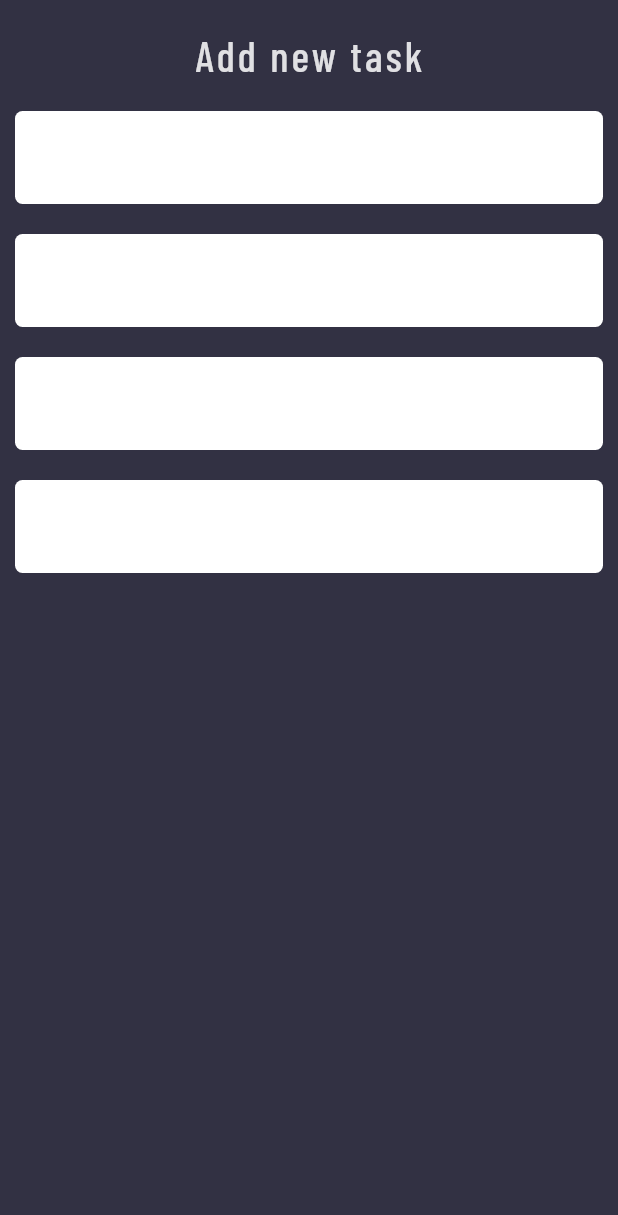
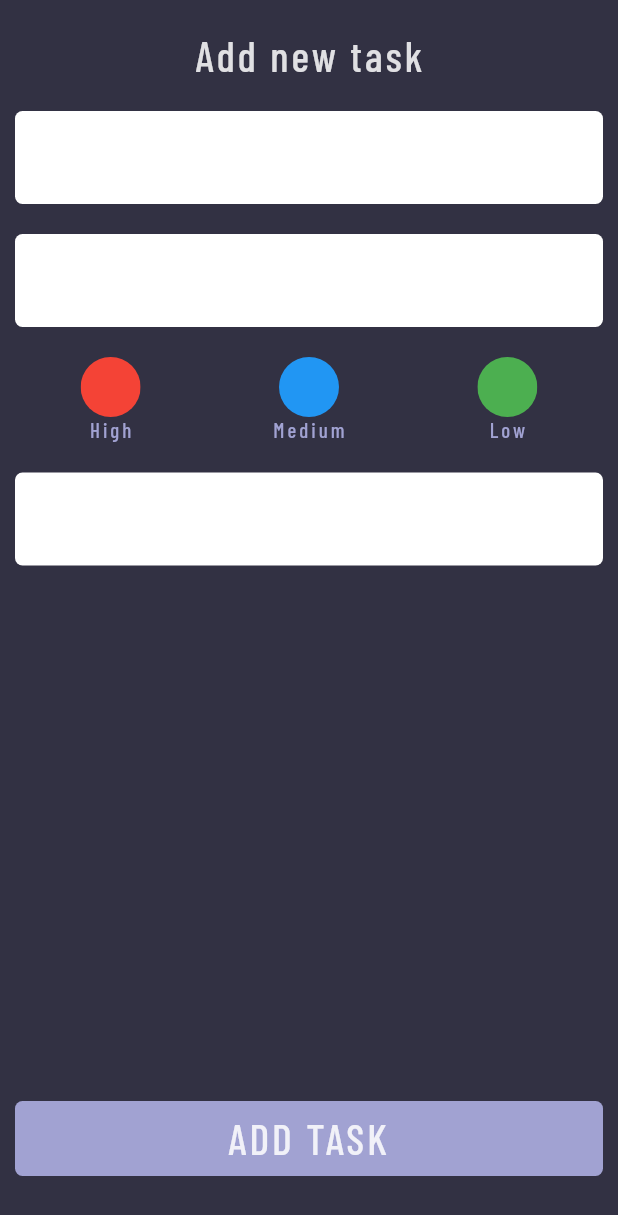
Before and after one commit to nipunvv/BucketList, a Flutter app: the AddTask screen opened directly, on a phone screen of 412 x 824 dp. Shown: the top 1215 px of the screen. Run offline on Flutter 3.47's test engine with Material 2 defaults, Android fonts, the phone set to English and light mode, and no system bars; our stand-ins replace google_fonts.

Commit message:
UI changes in task creation screen

```diff
--- a/lib/constants.dart
+++ b/lib/constants.dart
@@ -2,3 +2,4 @@ import 'package:flutter/material.dart';
 
 Color primaryColor = Color(0xff323143);
 Color secondaryColor = Color(0xff303043);
+Color buttonColor = Color(0xff323143);
--- a/lib/screens/add_task.dart
+++ b/lib/screens/add_task.dart
@@ -1,17 +1,33 @@
 import 'package:bucket_list/constants.dart';
 import 'package:bucket_list/utils/custom_text_styles.dart';
+import 'package:bucket_list/widgets/priority_picket.dart';
 import 'package:flutter/material.dart';
 
 class AddTask extends StatelessWidget {
   AddTask({Key? key}) : super(key: key);
   final searchFieldController = TextEditingController();
 
+  void selectDate(BuildContext context) {
+    showDatePicker(
+      context: context,
+      initialDate: DateTime.now(),
+      firstDate: DateTime(2021),
+      lastDate: DateTime.now(),
+    ).then((pickedDate) {
+      if (pickedDate == null) {
+        return;
+      }
+    });
+  }
+
   @override
   Widget build(BuildContext context) {
     return Scaffold(
       backgroundColor: primaryColor,
       body: SafeArea(
-        child: Container(
+        child: Stack(
+          children: [
+            Container(
               color: primaryColor,
               height: MediaQuery.of(context).size.height,
               width: MediaQuery.of(context).size.width,
@@ -69,10 +85,16 @@ class AddTask extends StatelessWidget {
                   SizedBox(
                     height: 20,
                   ),
-              TextField(
-                controller: searchFieldController,
-                showCursor: true,
-                textInputAction: TextInputAction.go,
+                  PriorityPicker(),
+                  SizedBox(
+                    height: 20,
+                  ),
+                  GestureDetector(
+                    onTap: () {
+                      selectDate(context);
+                    },
+                    child: AbsorbPointer(
+                      child: TextField(
                         decoration: InputDecoration(
                           border: OutlineInputBorder(
                             borderRadius: BorderRadius.all(
@@ -86,28 +108,39 @@ class AddTask extends StatelessWidget {
                         style: CustomTextStyles.text18light(context),
                         cursorWidth: 1,
                       ),
-              SizedBox(
-                height: 20,
                     ),
-              TextField(
-                controller: searchFieldController,
-                showCursor: true,
-                textInputAction: TextInputAction.go,
-                decoration: InputDecoration(
-                  border: OutlineInputBorder(
-                    borderRadius: BorderRadius.all(
-                      Radius.circular(5),
-                    ),
-                    borderSide: BorderSide.none,
-                  ),
-                  fillColor: Colors.white,
-                  filled: true,
-                ),
-                style: CustomTextStyles.text18light(context),
-                cursorWidth: 1,
                   ),
                 ],
               ),
+            ),
+            Positioned(
+              top: MediaQuery.of(context).size.height - 100,
+              child: InkWell(
+                onTap: () {
+                  //
+                },
+                child: Container(
+                  color: buttonColor,
+                  width: MediaQuery.of(context).size.width,
+                  height: 70,
+                  padding: EdgeInsets.all(10),
+                  child: Container(
+                    decoration: BoxDecoration(
+                      borderRadius: BorderRadius.circular(5),
+                      color: Color(0xffa1a2d2),
+                    ),
+                    child: Center(
+                      child: Text(
+                        'ADD TASK',
+                        style: CustomTextStyles.text28(context),
+                        textAlign: TextAlign.center,
+                      ),
+                    ),
+                  ),
+                ),
+              ),
+            )
+          ],
         ),
       ),
     );
--- /dev/null
+++ b/lib/widgets/priority_picket.dart
@@ -0,0 +1,70 @@
+import 'package:bucket_list/utils/custom_text_styles.dart';
+import 'package:flutter/material.dart';
+
+const PRIORITY_PICKER_WIDTH = 40.0;
+
+class PriorityPicker extends StatelessWidget {
+  const PriorityPicker({Key? key}) : super(key: key);
+
+  @override
+  Widget build(BuildContext context) {
+    return Container(
+      child: Row(
+        mainAxisAlignment: MainAxisAlignment.spaceAround,
+        children: [
+          Column(
+            children: [
+              ClipRRect(
+                borderRadius: BorderRadius.all(
+                    Radius.circular(PRIORITY_PICKER_WIDTH / 2)),
+                child: Container(
+                  width: PRIORITY_PICKER_WIDTH,
+                  height: PRIORITY_PICKER_WIDTH,
+                  color: Colors.red,
+                ),
+              ),
+              Text(
+                'High',
+                style: CustomTextStyles.text14light(context),
+              ),
+            ],
+          ),
+          Column(
+            children: [
+              ClipRRect(
+                borderRadius: BorderRadius.all(
+                    Radius.circular(PRIORITY_PICKER_WIDTH / 2)),
+                child: Container(
+                  width: PRIORITY_PICKER_WIDTH,
+                  height: PRIORITY_PICKER_WIDTH,
+                  color: Colors.blue,
+                ),
+              ),
+              Text(
+                'Medium',
+                style: CustomTextStyles.text14light(context),
+              ),
+            ],
+          ),
+          Column(
+            children: [
+              ClipRRect(
+                borderRadius: BorderRadius.all(
+                    Radius.circular(PRIORITY_PICKER_WIDTH / 2)),
+                child: Container(
+                  width: PRIORITY_PICKER_WIDTH,
+                  height: PRIORITY_PICKER_WIDTH,
+                  color: Colors.green,
+                ),
+              ),
+              Text(
+                'Low',
+                style: CustomTextStyles.text14light(context),
+              ),
+            ],
+          ),
+        ],
+      ),
+    );
+  }
+}
```
Lines whose indentation alone changed are shown as unchanged.
